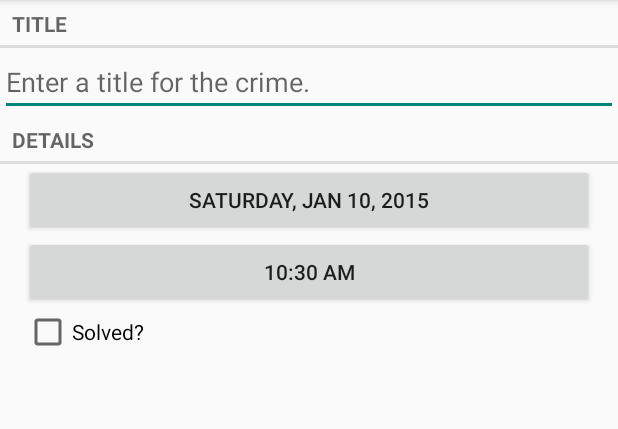
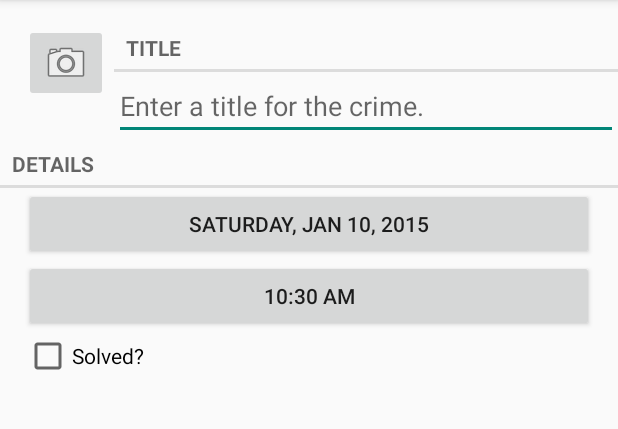
Before and after one commit to sudhirkhanger/The-Big-Nerd-Ranch-Guide, an Android app: the CrimeFragment screen opened directly, with no data from a screen before it, on a phone screen of 412 x 824 dp, the part 84-513 px from its top. Run offline under Robolectric (Android 15) with nearby library versions, the phone set to English and light mode, and no system bars.

Commit message:
chatper 19 camera preview pg 319

```diff
--- a/CriminalIntent2/app/src/main/java/com/sudhirkhanger/app/criminalintent/CrimeFragment.java
+++ b/CriminalIntent2/app/src/main/java/com/sudhirkhanger/app/criminalintent/CrimeFragment.java
@@ -4,6 +4,8 @@
 import android.annotation.TargetApi;
 import android.app.Activity;
 import android.content.Intent;
+import android.content.pm.PackageManager;
+import android.hardware.Camera;
 import android.os.Build;
 import android.os.Bundle;
 import android.support.v4.app.Fragment;
@@ -21,6 +23,7 @@
 import android.widget.CheckBox;
 import android.widget.CompoundButton;
 import android.widget.EditText;
+import android.widget.ImageButton;
 
 import java.util.Date;
 import java.util.UUID;
@@ -37,6 +40,7 @@
     private Button mDateButton;
     private Button mTimeButton;
     private CheckBox mSolvedCheckBox;
+    private ImageButton mPhotoButton;
 
     public static CrimeFragment newInstance(UUID crimeId) {
         Bundle args = new Bundle();
@@ -127,6 +131,26 @@
                         mCrime.setSolved(isChecked);
                     }
                 });
+
+        mPhotoButton = (ImageButton) v.findViewById(R.id.crime_imageButton);
+        mPhotoButton.setOnClickListener(new View.OnClickListener() {
+            @Override
+            public void onClick(View v) {
+                Intent i = new Intent(getActivity(), CrimeCameraActivity.class);
+                startActivity(i);
+            }
+        });
+
+        // If camera is not available, disable camera functionality
+        PackageManager pm = getActivity().getPackageManager();
+        boolean hasACamera = pm.hasSystemFeature(PackageManager.FEATURE_CAMERA) ||
+                pm.hasSystemFeature(PackageManager.FEATURE_CAMERA_FRONT) ||
+                (Build.VERSION.SDK_INT >= Build.VERSION_CODES.GINGERBREAD &&
+                        Camera.getNumberOfCameras() > 0);
+        if (!hasACamera) {
+            mPhotoButton.setEnabled(false);
+        }
+
         return v;
     }
 
--- a/CriminalIntent2/app/src/main/res/layout-land/fragment_crime.xml
+++ b/CriminalIntent2/app/src/main/res/layout-land/fragment_crime.xml
@@ -2,7 +2,35 @@
 <LinearLayout xmlns:android="http://schemas.android.com/apk/res/android"
     android:layout_width="match_parent"
     android:layout_height="match_parent"
-    android:orientation="vertical" >
+    android:orientation="vertical">
+
+    <LinearLayout
+        android:layout_width="match_parent"
+        android:layout_height="wrap_content"
+        android:orientation="horizontal"
+        android:layout_marginLeft="16dp"
+        android:layout_marginTop="16dp">
+
+        <LinearLayout
+            android:layout_width="wrap_content"
+            android:layout_height="wrap_content"
+            android:orientation="vertical"
+            android:layout_marginRight="4dp"
+            android:layout_marginEnd="4dp">
+
+            <ImageButton
+                android:layout_width="match_parent"
+                android:layout_height="wrap_content"
+                android:id="@+id/crime_imageButton"
+                android:src="@android:drawable/ic_menu_camera" />
+
+        </LinearLayout>
+
+        <LinearLayout
+            android:layout_width="wrap_content"
+            android:layout_height="wrap_content"
+            android:orientation="vertical"
+            android:layout_weight="1">
 
             <TextView
                 style="?android:listSeparatorTextViewStyle"
@@ -15,6 +43,9 @@
                 android:layout_width="match_parent"
                 android:layout_height="wrap_content"
                 android:hint="@string/crime_title_hint" />
+        </LinearLayout>
+
+    </LinearLayout>
 
     <TextView
         style="?android:listSeparatorTextViewStyle"
@@ -22,31 +53,26 @@
         android:layout_height="wrap_content"
         android:text="@string/crime_details_label" />
 
-    <LinearLayout
+    <Button
+        android:id="@+id/crime_date"
         android:layout_width="match_parent"
         android:layout_height="wrap_content"
         android:layout_marginLeft="16dp"
-        android:layout_marginRight="16dp" >
-
-        <Button
-            android:id="@+id/crime_date"
-            android:layout_width="wrap_content"
-            android:layout_height="wrap_content"
-            android:layout_weight="1" />
+        android:layout_marginRight="16dp" />
 
     <Button
         android:id="@+id/crime_time"
-            android:layout_width="wrap_content"
+        android:layout_width="match_parent"
         android:layout_height="wrap_content"
-            android:layout_weight="1"/>
+        android:layout_marginLeft="16dp"
+        android:layout_marginRight="16dp" />
 
     <CheckBox
         android:id="@+id/crime_solved"
-            android:layout_width="wrap_content"
+        android:layout_width="match_parent"
         android:layout_height="wrap_content"
-            android:layout_weight="1"
+        android:layout_marginLeft="16dp"
+        android:layout_marginRight="16dp"
         android:text="@string/crime_solved_label" />
 
 </LinearLayout>
-
-</LinearLayout>
--- a/CriminalIntent2/app/src/main/res/layout/fragment_crime.xml
+++ b/CriminalIntent2/app/src/main/res/layout/fragment_crime.xml
@@ -2,7 +2,35 @@
 <LinearLayout xmlns:android="http://schemas.android.com/apk/res/android"
     android:layout_width="match_parent"
     android:layout_height="match_parent"
-    android:orientation="vertical" >
+    android:orientation="vertical">
+
+    <LinearLayout
+        android:layout_width="match_parent"
+        android:layout_height="wrap_content"
+        android:orientation="horizontal"
+        android:layout_marginLeft="16dp"
+        android:layout_marginTop="16dp">
+
+        <LinearLayout
+            android:layout_width="wrap_content"
+            android:layout_height="wrap_content"
+            android:orientation="vertical"
+            android:layout_marginRight="4dp"
+            android:layout_marginEnd="4dp">
+
+            <ImageButton
+                android:layout_width="match_parent"
+                android:layout_height="wrap_content"
+                android:id="@+id/crime_imageButton"
+                android:src="@android:drawable/ic_menu_camera" />
+
+        </LinearLayout>
+
+        <LinearLayout
+            android:layout_width="wrap_content"
+            android:layout_height="wrap_content"
+            android:orientation="vertical"
+            android:layout_weight="1">
 
             <TextView
                 style="?android:listSeparatorTextViewStyle"
@@ -15,6 +43,9 @@
                 android:layout_width="match_parent"
                 android:layout_height="wrap_content"
                 android:hint="@string/crime_title_hint" />
+        </LinearLayout>
+
+    </LinearLayout>
 
     <TextView
         style="?android:listSeparatorTextViewStyle"
@@ -34,7 +65,7 @@
         android:layout_width="match_parent"
         android:layout_height="wrap_content"
         android:layout_marginLeft="16dp"
-        android:layout_marginRight="16dp"/>
+        android:layout_marginRight="16dp" />
 
     <CheckBox
         android:id="@+id/crime_solved"
--- a/CriminalIntent2/app/src/main/res/values/strings.xml
+++ b/CriminalIntent2/app/src/main/res/values/strings.xml
@@ -18,4 +18,6 @@
     <string name="crime_title">Crime Title</string>
     <string name="crime_date">Crime Date</string>
     <string name="no_data">There are no records</string>
+    <string name="take">Take!</string>
+
 </resources>
```
Also changed, not shown: CriminalIntent2/app/src/main/AndroidManifest.xml (+10 -0 lines), CriminalIntent2/app/src/main/java/com/sudhirkhanger/app/criminalintent/CrimeCameraActivity.java (added, +26 -0 lines), CriminalIntent2/app/src/main/java/com/sudhirkhanger/app/criminalintent/CrimeCameraFragment.java (added, +121 -0 lines), CriminalIntent2/app/src/main/res/layout/fragment_crime_camera.xml (added, +25 -0 lines). Lines whose indentation alone changed are shown as unchanged.
